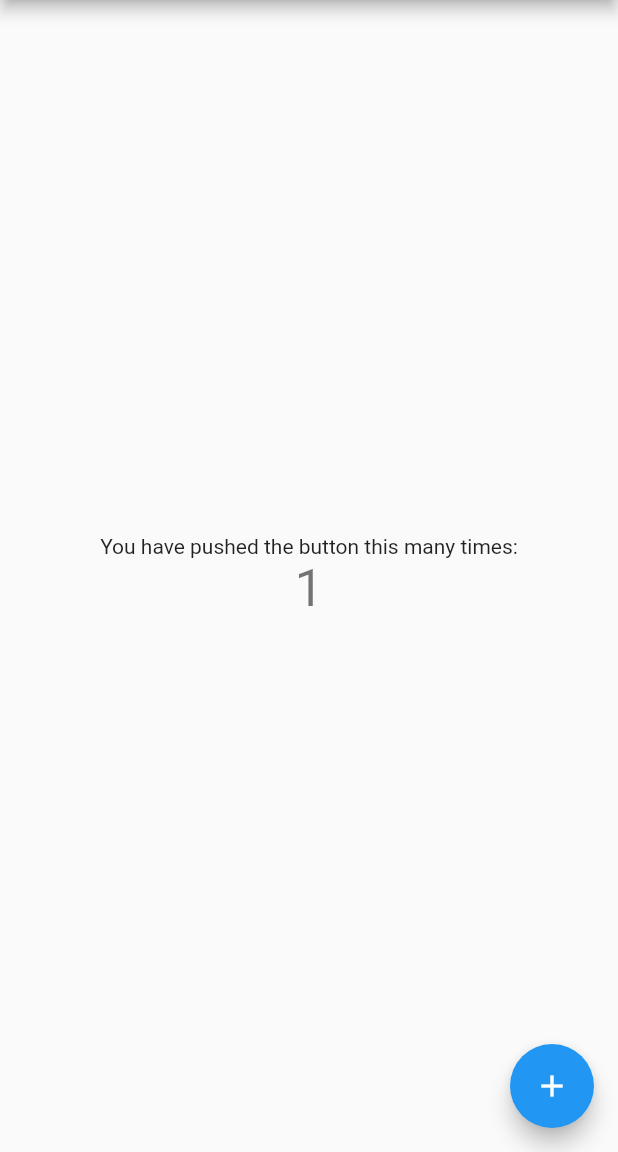
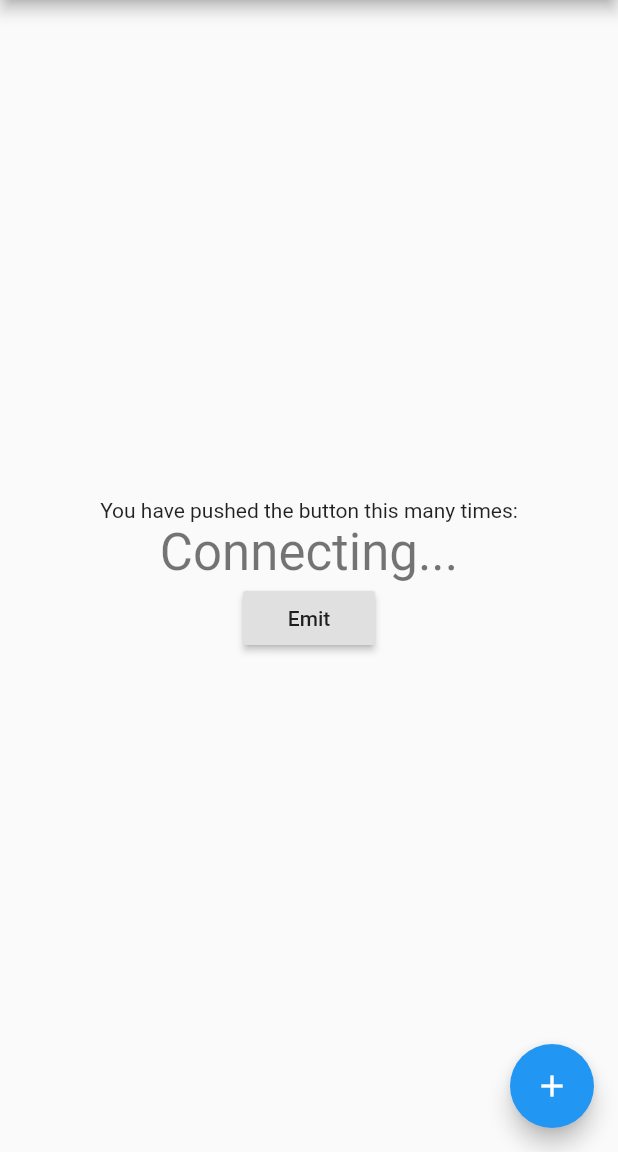
Before and after one commit to Wissa-Azmy/flutter-echo-socket, a Flutter app: the screen it shows after launch, after a tap on the "add" icon, on a phone screen of 412 x 824 dp, the part 84-1236 px from its top. Run offline on Flutter 3.47's test engine with Material 2 defaults, Android fonts, the phone set to English and light mode, and no system bars; our stand-ins replace socket_io_client; missing offline and left inert: laravel_echo; network calls fail.

Commit message:
got the lisetning function working.

```diff
--- a/lib/main.dart
+++ b/lib/main.dart
@@ -47,39 +47,62 @@ class MyHomePage extends StatefulWidget {
 }
 
 class _MyHomePageState extends State<MyHomePage> {
-  int _counter = 0;
+  String _counter = 'Waiting Connection';
 
-  void _incrementCounter() {
+
+  void _incrementCounter(IO.Socket socket) {
     print('Inside incremetn counter');
-    initSocket();
+//    initSocket();
+
     setState(() {
       // This call to setState tells the Flutter framework that something has
       // changed in this State, which causes it to rerun the build method below
       // so that the display can reflect the updated values. If we changed
       // _counter without calling setState(), then the build method would not be
       // called again, and so nothing would appear to happen.
-      _counter++;
+//      _counter++;
     });
   }
 
   void initSocket() {
-    print('Inside init Socket');
+    print('initiating Socket....');
+    setState(() {
+      _counter = 'Connecting...';
+    });
+
     IO.Socket socket = IO.io('http://172.25.1.206:6001', <String, dynamic>{'transports': ['websocket']});
 
     Echo echo = new Echo({
       'broadcaster': 'socket.io',
       'client': socket,
     });
-    socket.on('connect', (_) => print('connected'));
+
+    socket.on('connect', (_) => setState((){
+      _counter = 'Connected';
+      print('connected');
+
+      socket.emit('public', 'check');
+      socket.emit('MessageSent', 'check');
+      socket.send(['data']);
+
+      echo.socket.emit('message', 'your message here');
+      print('after emit');
+    }));
 
     echo.channel('public').listen('MessageSent', (e) {
       print('Listening: \n');
       print(e);
     });
+  }
 
-    socket.emit('MessageSent', ['check']);
+  void emitMsg() {
+//    socket.emit('MessageSent', 'check');
+//    socket.send(['data']);
+    print('after emit');
+  }
 
-//    socket.on('disconnect', (_) => print('disconnect'));
+  void disconnectSocket(IO.Socket socket){
+    socket.on('disconnect', (_) => print('disconnect'));
   }
 
 
@@ -124,11 +147,18 @@ class _MyHomePageState extends State<MyHomePage> {
               '$_counter',
               style: Theme.of(context).textTheme.display1,
             ),
+            RaisedButton(
+              color: Theme
+                  .of(context)
+                  .buttonColor,
+              child: Text('Emit'),
+              onPressed: () => {},
+            ),
           ],
         ),
       ),
       floatingActionButton: FloatingActionButton(
-        onPressed: _incrementCounter,
+        onPressed: () => initSocket(),
         tooltip: 'Increment',
         child: Icon(Icons.add),
       ), // This trailing comma makes auto-formatting nicer for build methods.
```
